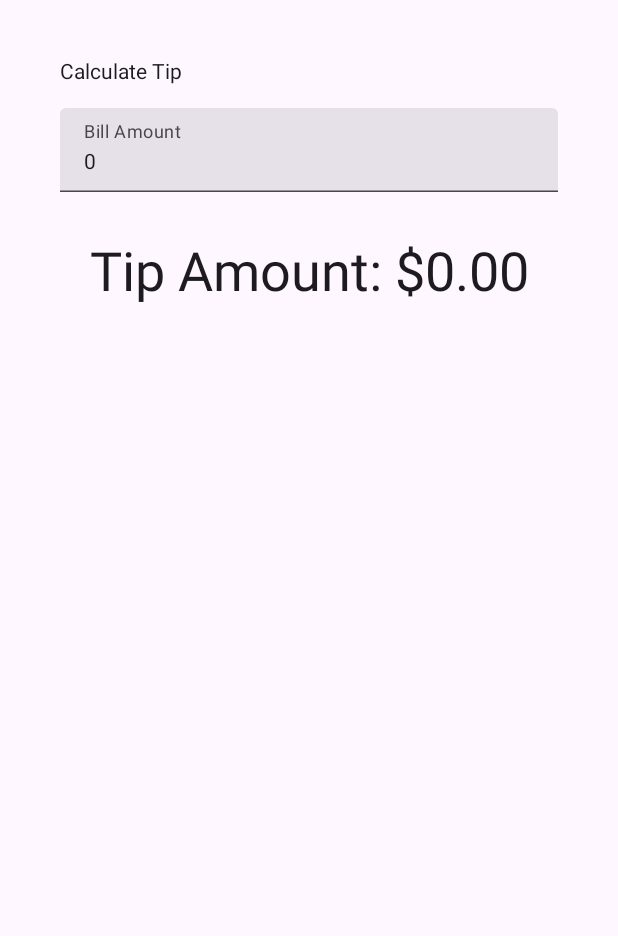
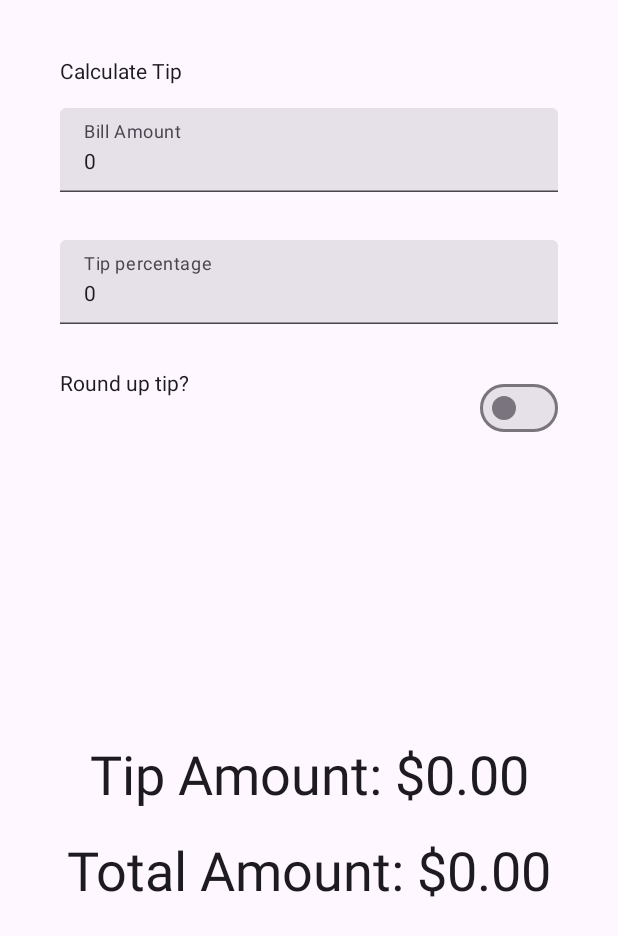
Before and after one commit to JDLO/projects-android-studio, an Android app built with Jetpack Compose: the composable TipTimeLayout shown on its own in the app's theme, on a phone screen of 412 x 824 dp. Shown: the top 936 px of the screen. Run offline under Robolectric (Android 15) with nearby library versions, the phone set to English and light mode, and no system bars; missing, so only their content is drawn: CalculatorTheme; 1 statement that could not run was skipped.

Commit message:
Se agrega modificacion para personalizar la cantidad del porcentaje de la propina

```diff
--- a/Calculator/app/src/main/java/com/example/calculator/MainActivity.kt
+++ b/Calculator/app/src/main/java/com/example/calculator/MainActivity.kt
@@ -5,15 +5,19 @@ import androidx.activity.ComponentActivity
 import androidx.activity.compose.setContent
 import androidx.compose.foundation.layout.Arrangement
 import androidx.compose.foundation.layout.Column
+import androidx.compose.foundation.layout.Row
 import androidx.compose.foundation.layout.Spacer
 import androidx.compose.foundation.layout.fillMaxSize
 import androidx.compose.foundation.layout.fillMaxWidth
 import androidx.compose.foundation.layout.height
 import androidx.compose.foundation.layout.padding
+import androidx.compose.foundation.layout.size
+import androidx.compose.foundation.layout.wrapContentWidth
 import androidx.compose.foundation.text.KeyboardOptions
 import androidx.compose.material3.ExperimentalMaterial3Api
 import androidx.compose.material3.MaterialTheme
 import androidx.compose.material3.Surface
+import androidx.compose.material3.Switch
 import androidx.compose.material3.Text
 import androidx.compose.material3.TextField
 import androidx.compose.runtime.Composable
@@ -55,9 +59,13 @@ fun TipTimeLayout() {
         verticalArrangement = Arrangement.Center
     ) {
         var amountInput by remember {mutableStateOf("0")}
+        var tipPercentInput by remember {mutableStateOf("0")}
+        var roundUp by remember {mutableStateOf(false)}
 
         val amount = amountInput.toDoubleOrNull() ?: 0.0
-        val tip = calculateTip(amount)
+        val tipAmount = tipPercentInput.toDoubleOrNull() ?: 0.0
+        val tip = calculateTip(amount, tipAmount, roundUp)
+        val total = calculateTotal(amount, tipAmount, roundUp)
 
         Text(
             text = stringResource(R.string.calculate_tip),
@@ -69,11 +77,29 @@ fun TipTimeLayout() {
             value = amountInput,
             onValueChange = {amountInput = it},
             modifier = Modifier
-            .padding(bottom = 32.dp)
-            .fillMaxWidth()
+                .padding(bottom = 32.dp)
+                .fillMaxWidth()
         )
+        EditNumberFieldTip(
+            value = tipPercentInput,
+            onValueChange = {tipPercentInput = it},
+            modifier = Modifier
+                .padding(bottom = 32.dp)
+                .fillMaxWidth()
+        )
+        RoundTheTipRow(
+            roundUp,
+            {roundUp = it},
+            Modifier.fillMaxWidth()
+        )
+        Spacer(Modifier.padding(100.dp))
         Text(
             text = stringResource(R.string.tip_amount, tip),
+            style = MaterialTheme.typography.displaySmall
+        )
+        Spacer(Modifier.padding(10.dp))
+        Text(
+            text = stringResource(R.string.total_amount, total),
             style = MaterialTheme.typography.displaySmall
         )
         Spacer(modifier = Modifier.height(150.dp))
@@ -97,9 +123,76 @@ fun EditNumberField(
     )
 }
 
-private fun calculateTip(amount: Double, tipPercent: Double = 15.0): String {
+@OptIn(ExperimentalMaterial3Api::class)
+@Composable
+fun EditNumberFieldTip(
+    value: String,
+    onValueChange: (String) -> Unit,
+    modifier: Modifier = Modifier
+){
+    TextField(
+        value = value,
+        onValueChange = onValueChange,
+        singleLine = true,
+        label = { Text(stringResource(R.string.tip_percentage)) },
+        keyboardOptions = KeyboardOptions( keyboardType = KeyboardType.Number),
+        modifier = modifier
+    )
+}
+
+@Composable
+fun RoundTheTipRow(
+    roundUp: Boolean,
+    onRoundUpChanged: (Boolean) -> Unit,
+    modifier: Modifier = Modifier
+) {
+    Row(
+        modifier = modifier
+            .fillMaxWidth()
+            .size(48.dp),
+    ) {
+        Text(text = stringResource(R.string.round_tip))
+        Switch(
+            modifier = Modifier
+                .fillMaxWidth()
+                .wrapContentWidth(Alignment.End),
+            checked = roundUp,
+            onCheckedChange = onRoundUpChanged
+        )
+    }
+}
+@Composable
+fun DisplayTaxes(){
+    Text(
+        text = stringResource(R.string.tip_amount),
+        style = MaterialTheme.typography.displaySmall
+    )
+}
+
+private fun calculateTip(
+    amount: Double,
+    tipPercent: Double = 15.0,
+    roundUp: Boolean = true
+): String {
     val tip = tipPercent / 100 * amount
-    return NumberFormat.getCurrencyInstance().format(tip)
+    return if(roundUp){
+        NumberFormat.getCurrencyInstance().format(kotlin.math.ceil(tip))
+    } else {
+        NumberFormat.getCurrencyInstance().format(tip)
+    }
+}
+
+private fun calculateTotal(
+    amount: Double,
+    tipPercent: Double = 15.0,
+    roundUp: Boolean = false
+): String {
+    val total = (tipPercent / 100 * amount) + amount
+    return if(roundUp){
+        NumberFormat.getCurrencyInstance().format(kotlin.math.ceil(total))
+    } else {
+        NumberFormat.getCurrencyInstance().format(total)
+    }
 }
 
 @Preview(showBackground = true, device = "id:pixel_5")
--- a/Calculator/app/src/main/res/values/strings.xml
+++ b/Calculator/app/src/main/res/values/strings.xml
@@ -5,4 +5,8 @@
     <string name="calculate_tip">Calculate Tip</string>
     <string name="bill_amount">Bill Amount</string>
     <string name="tip_amount">Tip Amount: %s</string>
+    <string name="total_amount">Total Amount: %s</string>
+    <string name="variable_amount">%s Amount: %s</string>
+    <string name="tip_percentage">Tip percentage</string>
+    <string name="round_tip">Round up tip?</string>
 </resources>
```
